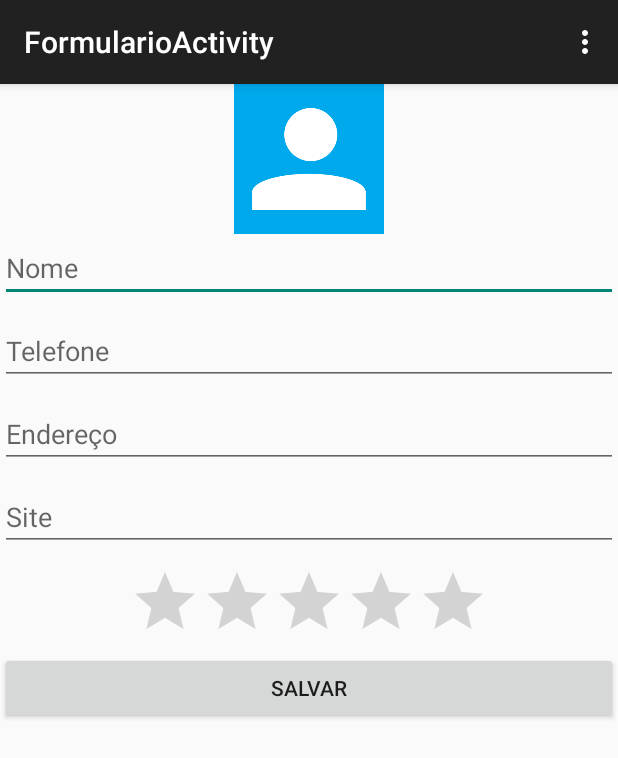
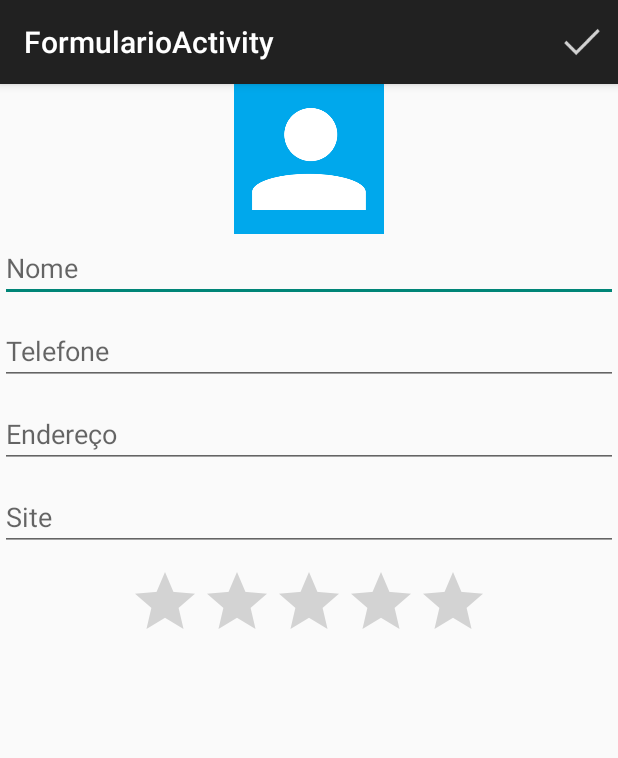
Before and after one commit to cristianospsp/fj57, an Android app: the FormularioActivity screen opened directly, with no data from a screen before it, on a phone screen of 412 x 824 dp. Shown: the top 758 px of the screen. Run offline under Robolectric (Android 15) with nearby library versions, the phone set to English and light mode, and no system bars.

Commit message:
implementado, ActionBar e MenuInflate

```diff
--- a/Alunos/app/src/main/java/br/com/caelum/alunos/FormularioActivity.java
+++ b/Alunos/app/src/main/java/br/com/caelum/alunos/FormularioActivity.java
@@ -16,15 +16,15 @@ public class FormularioActivity extends ActionBarActivity {
         super.onCreate(savedInstanceState);
         setContentView(R.layout.activity_formulario);
 
-        View salvar = findViewById(R.id.formulario_botao);
-        final EditText nome = (EditText)findViewById(R.id.formulario_nome);
+        //View salvar = findViewById(R.id.formulario_botao);
+       // final EditText nome = (EditText)findViewById(R.id.formulario_nome);
 
-        salvar.setOnClickListener(new View.OnClickListener() {
+        /*salvar.setOnClickListener(new View.OnClickListener() {
             @Override
             public void onClick(View v) {
                 Toast.makeText(FormularioActivity.this, "Salvar Estudante: " + nome.getText(), Toast.LENGTH_LONG ).show();
             }
-        });
+        });*/
     }
 
 
@@ -32,7 +32,7 @@ public class FormularioActivity extends ActionBarActivity {
     public boolean onCreateOptionsMenu(Menu menu) {
         // Inflate the menu; this adds items to the action bar if it is present.
         getMenuInflater().inflate(R.menu.menu_formulario, menu);
-        return true;
+        return super.onCreateOptionsMenu(menu);
     }
 
     @Override
@@ -40,13 +40,22 @@ public class FormularioActivity extends ActionBarActivity {
         // Handle action bar item clicks here. The action bar will
         // automatically handle clicks on the Home/Up button, so long
         // as you specify a parent activity in AndroidManifest.xml.
-        int id = item.getItemId();
+        //int id = item.getItemId();
 
-        //noinspection SimplifiableIfStatement
-        if (id == R.id.action_settings) {
-            return true;
+//        //noinspection SimplifiableIfStatement
+//        if (id == R.id.action_settings) {
+//            return true;
+//        }
+
+        switch (item.getItemId()) {
+            case R.id.menu_formulario_ok:
+                Toast.makeText(this, "OK - Clicado", Toast.LENGTH_LONG).show();
+                finish();
+                return false;
+            default:
+                return super.onOptionsItemSelected(item);
         }
 
-        return super.onOptionsItemSelected(item);
+
     }
 }
--- a/Alunos/app/src/main/res/layout/activity_formulario.xml
+++ b/Alunos/app/src/main/res/layout/activity_formulario.xml
@@ -48,11 +48,11 @@
             android:layout_gravity="center_horizontal"
             android:numStars="5"/>
 
-        <Button
+        <!--<Button
             android:id="@+id/formulario_botao"
             android:layout_width="match_parent"
             android:layout_height="wrap_content"
-            android:text="Salvar"/>
+            android:text="Salvar"/>-->
 
     </LinearLayout>
 
--- a/Alunos/app/src/main/res/menu/menu_formulario.xml
+++ b/Alunos/app/src/main/res/menu/menu_formulario.xml
@@ -2,6 +2,10 @@
     xmlns:app="http://schemas.android.com/apk/res-auto"
     xmlns:tools="http://schemas.android.com/tools"
     tools:context="br.com.caelum.alunos.FormularioActivity">
-    <item android:id="@+id/action_settings" android:title="@string/action_settings"
-        android:orderInCategory="100" app:showAsAction="never" />
+
+    <item android:id="@+id/menu_formulario_ok"
+        android:icon="@drawable/ic_confirmar"
+        app:showAsAction="always"
+        android:title="ok" />
+
 </menu>
```
